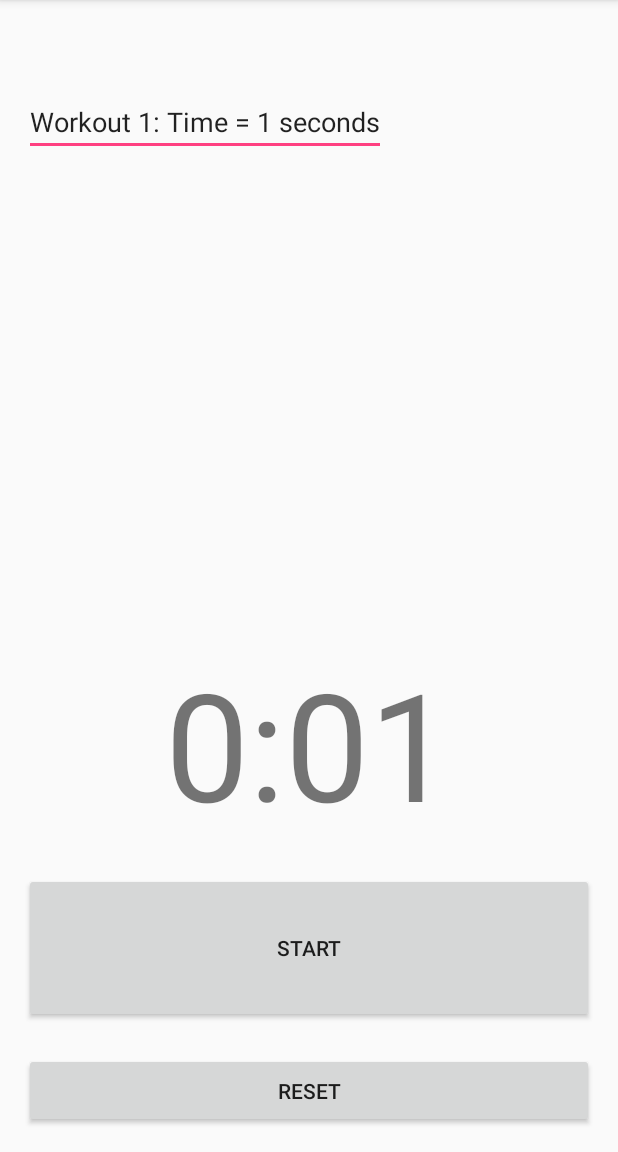
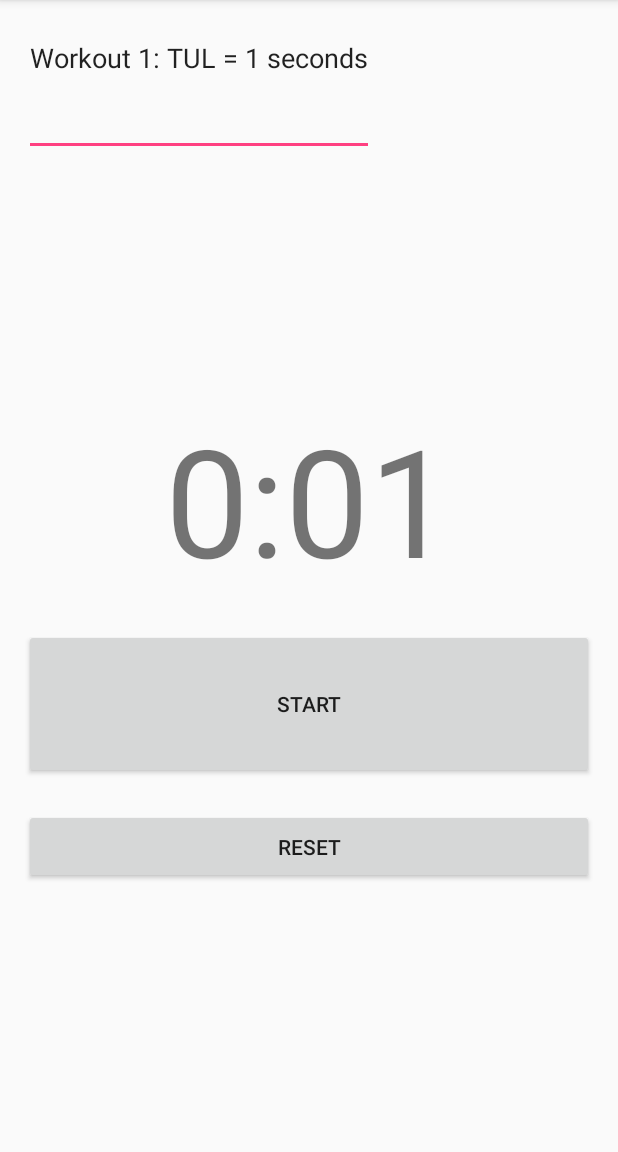
Before and after one commit to ChrisGaddes/Intensity, an Android app: the screen it shows after launch (MainActivity), after a tap on "STOP", on a phone screen of 412 x 824 dp, the part 84-1236 px from its top. Run offline under Robolectric (Android 15) with nearby library versions, the phone set to English and light mode, and no system bars; 2 other taps on this screen came first.

Commit message:
Changes to layout

```diff
--- a/app/src/main/java/com/chrisgaddes/intensity/MainActivity.java
+++ b/app/src/main/java/com/chrisgaddes/intensity/MainActivity.java
@@ -57,7 +57,7 @@ public class MainActivity extends AppCompatActivity {
     }
 
     private void startTimer() {
-        rc = (ChronometerView) findViewById(R.id.tv_stopwatch);
+        rc = (ChronometerView) findViewById(R.id.chron_stopwatch);
 //        rc.setPauseTimeOffset(tinydb.getLong("TotalForegroundTime", 0));
         rc.setOverallDuration(2 * 600);
         rc.setWarningDuration(90);
@@ -91,7 +91,9 @@ public class MainActivity extends AppCompatActivity {
 
         String str_current_text = tv_workout.getText().toString();
 
-        String str_textview_time = str_current_text + "\n\n" + "Workout " + mworkout_num + ": Time = " + String.valueOf(time) + " seconds";
+        String str_textview_time = str_current_text + "Workout " + mworkout_num + ": TUL = " + String.valueOf(time) + " seconds" + "\n\n" ;
+
+        tinydb.putString("Text",str_textview_time);
 
         tv_workout.setText(str_textview_time);
 
--- a/app/src/main/res/layout/activity_main.xml
+++ b/app/src/main/res/layout/activity_main.xml
@@ -11,14 +11,32 @@
     android:paddingBottom="@dimen/activity_vertical_margin"
     tools:context="com.chrisgaddes.intensity.MainActivity">
 
-    <Button
-        android:id="@+id/btn_reset"
+    <ScrollView
+        android:id="@+id/scrollview_tv_workout"
         android:layout_width="match_parent"
-        android:layout_height="50dp"
-        android:text="Reset"
-        android:layout_marginTop="20dp"
-        android:layout_alignParentBottom="true"
+        android:layout_height="250dp"
+        android:layout_alignParentTop="true"
+        >
+
+        <EditText
+            android:id="@+id/tv_workout"
+            android:layout_width="wrap_content"
+            android:layout_height="wrap_content"
+            android:textSize="18sp"
+            android:cursorVisible="false"
+            android:inputType="textMultiLine"
+            />
+
+    </ScrollView>
+
+    <com.chrisgaddes.intensity.ChronometerView
+        android:id="@+id/chron_stopwatch"
+        android:layout_width="wrap_content"
+        android:layout_height="wrap_content"
+        android:layout_below="@id/scrollview_tv_workout"
         android:layout_centerHorizontal="true"
+        android:textSize="100sp"
+        android:text="0:00"
         />
 
     <Button
@@ -28,27 +46,17 @@
         android:text="Start"
         android:layout_marginTop="20dp"
         android:layout_centerHorizontal="true"
-        android:layout_above="@id/btn_reset"
+        android:layout_below="@id/chron_stopwatch"
         />
 
-
-    <com.chrisgaddes.intensity.ChronometerView
-        android:id="@+id/tv_stopwatch"
-        android:layout_width="wrap_content"
-        android:layout_height="wrap_content"
-        android:layout_above="@id/btn_start_stop"
+    <Button
+        android:id="@+id/btn_reset"
+        android:layout_width="match_parent"
+        android:layout_height="50dp"
+        android:text="Reset"
+        android:layout_marginTop="20dp"
         android:layout_centerHorizontal="true"
-        android:textSize="100sp"
-        android:text="0:00"
+        android:layout_below="@id/btn_start_stop"
         />
 
-    <EditText
-        android:id="@+id/tv_workout"
-        android:layout_width="wrap_content"
-        android:layout_height="wrap_content"
-        android:textSize="18sp"
-        android:layout_alignParentTop="true"
-        android:layout_alignParentStart="true"
-        android:cursorVisible="false"/>
-
 </RelativeLayout>
```
